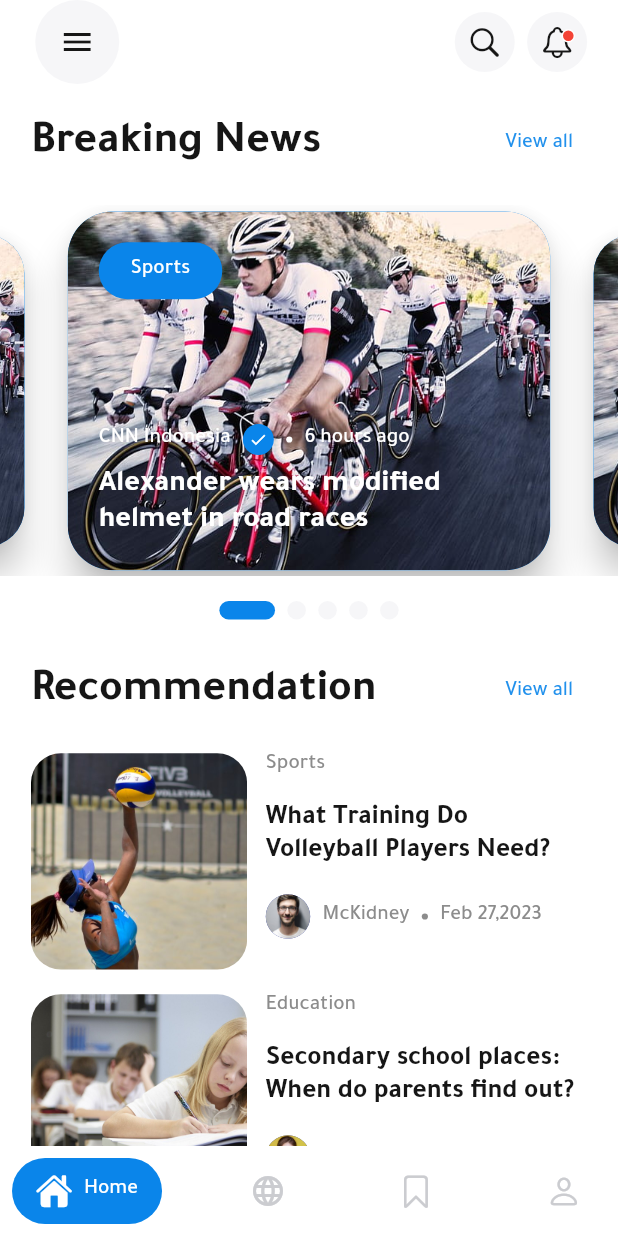
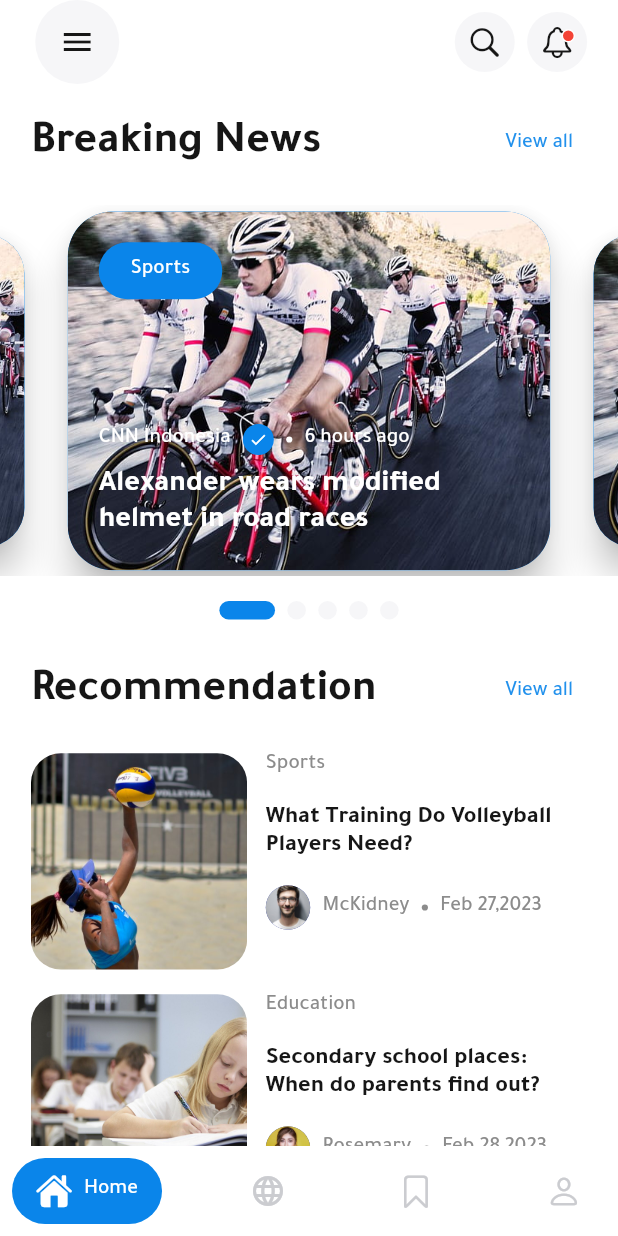
Before and after one commit to assemdev0/ramadan_challenge, a Flutter app: the screen it shows after launch, on a phone screen of 412 x 824 dp. Run offline on Flutter 3.47's test engine with Material 2 defaults, Android fonts, the phone set to English and light mode, and no system bars; drawn by our look-alikes of carousel_slider, salomon_bottom_bar, smooth_page_indicator.

Commit message:
solve something

```diff
--- a/lib/widgets/news_list_item_builder_widget.dart
+++ b/lib/widgets/news_list_item_builder_widget.dart
@@ -41,7 +41,7 @@ class NewsListItemBuilderWidget extends StatelessWidget {
         Expanded(
           child: Column(
             crossAxisAlignment: CrossAxisAlignment.start,
-            mainAxisAlignment: MainAxisAlignment.start,
+            mainAxisAlignment: MainAxisAlignment.spaceBetween,
             children: [
               Text(
                 type,
@@ -54,9 +54,10 @@ class NewsListItemBuilderWidget extends StatelessWidget {
                 title,
                 style: getBoldTextStyle(
                   color: titleTextColor,
-                  fontSize: FontSizeManager.s18,
+                  fontSize: FontSizeManager.s16,
                 ),
                 maxLines: 2,
+                overflow: TextOverflow.ellipsis,
               ),
               SizedBox(height: MediaQuery.of(context).size.height * 0.02),
               Row(
```
